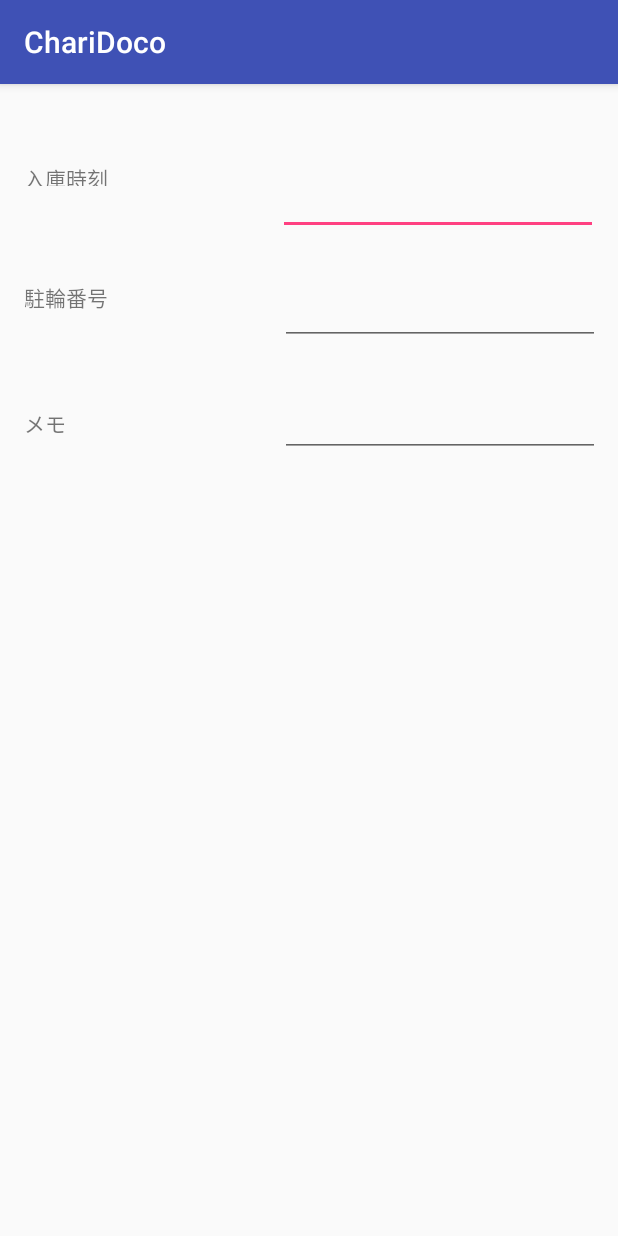
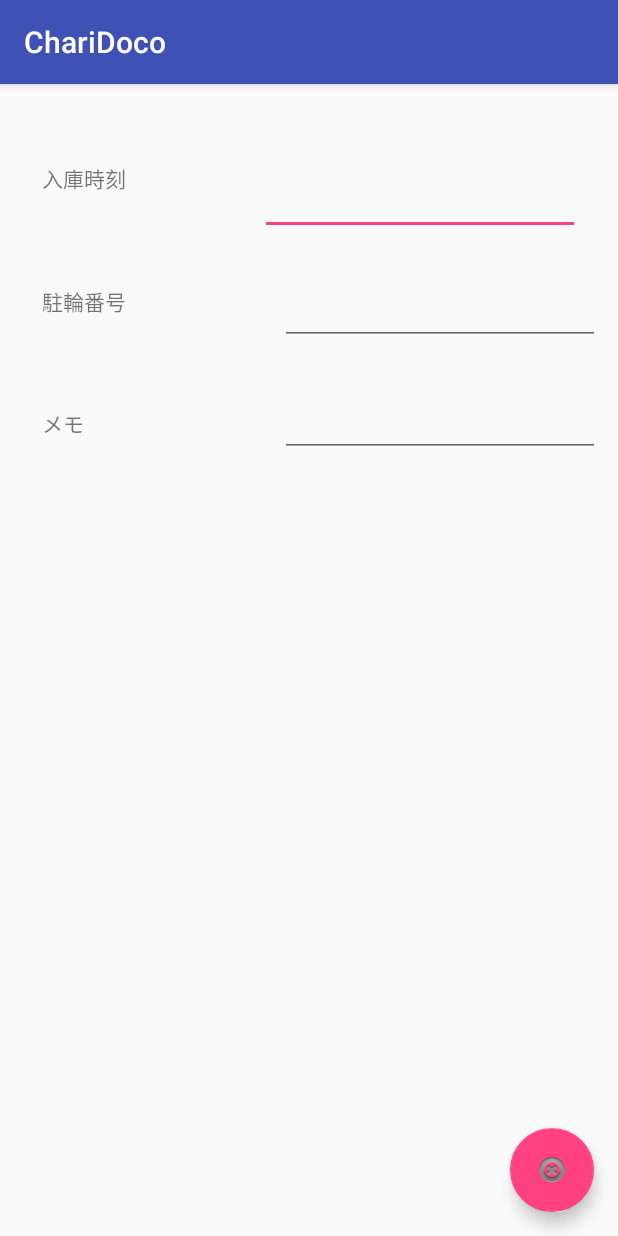
Before and after one commit to tanopanta/ChariDoco, an Android app: the screen it shows after launch (MainActivity), on a phone screen of 412 x 824 dp. Run offline under Robolectric (Android 15) with nearby library versions, the phone set to English and light mode, and no system bars.

Commit message:
リセットボタンを追加

```diff
--- a/app/build.gradle
+++ b/app/build.gradle
@@ -26,4 +26,5 @@ dependencies {
     testImplementation 'junit:junit:4.12'
     androidTestImplementation 'com.android.support.test:runner:1.0.1'
     androidTestImplementation 'com.android.support.test.espresso:espresso-core:3.0.1'
+    implementation 'com.android.support:design:26.1.0'
 }
--- a/app/src/main/res/layout/activity_main.xml
+++ b/app/src/main/res/layout/activity_main.xml
@@ -21,8 +21,8 @@
 
     <TextView
         android:id="@+id/textView"
-        android:layout_width="0dp"
-        android:layout_height="16dp"
+        android:layout_width="wrap_content"
+        android:layout_height="wrap_content"
         android:layout_marginEnd="78dp"
         android:layout_marginStart="16dp"
         android:layout_marginTop="52dp"
@@ -76,4 +76,16 @@
         app:layout_constraintEnd_toEndOf="parent"
         app:layout_constraintTop_toBottomOf="@+id/editParkingID" />
 
+    <android.support.design.widget.FloatingActionButton
+        android:id="@+id/floatingActionButton"
+        android:layout_width="wrap_content"
+        android:layout_height="wrap_content"
+        android:layout_marginBottom="16dp"
+        android:layout_marginEnd="16dp"
+        android:clickable="true"
+        android:focusable="true"
+        app:layout_constraintBottom_toBottomOf="parent"
+        app:layout_constraintEnd_toEndOf="parent"
+        app:srcCompat="@android:drawable/ic_notification_clear_all" />
+
 </android.support.constraint.ConstraintLayout>
```
Also changed, not shown: app/src/main/java/com/example/tattata/charidoco/MainActivity.java (+30 -0 lines).
